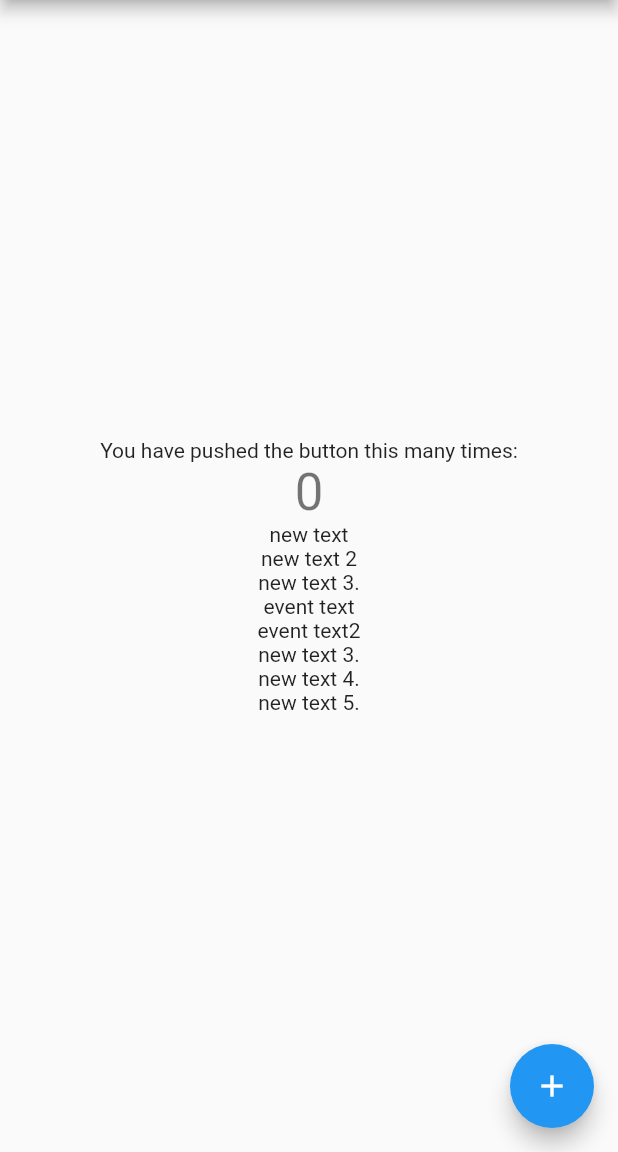
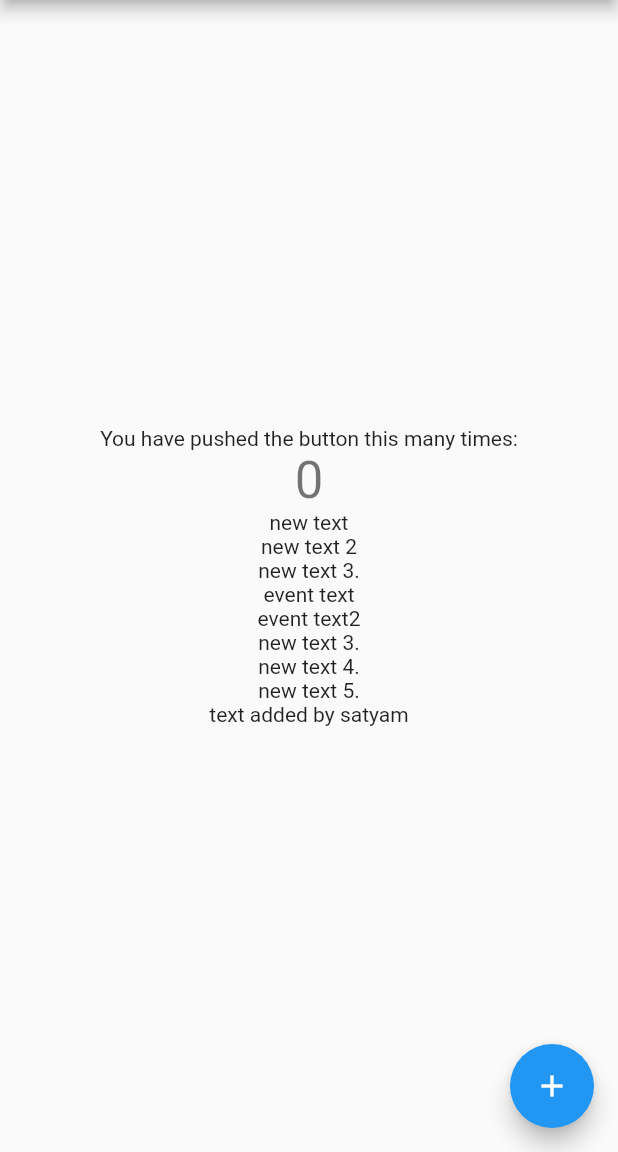
Before and after one commit to CvamKr/git_learning_github, a Flutter app: the screen it shows after launch, on a phone screen of 412 x 824 dp, the part 84-1236 px from its top. Run offline on Flutter 3.47's test engine with Material 2 defaults, Android fonts, the phone set to English and light mode, and no system bars.

Commit message:
added text by satyam

```diff
--- a/lib/main.dart
+++ b/lib/main.dart
@@ -83,6 +83,9 @@ class _MyHomePageState extends State<MyHomePage> {
             Text('new text 3.'),
             Text('new text 4.'),
             Text('new text 5.'),
+            Text('text added by satyam'),
+
+
           ],
         ),
       ),
```
